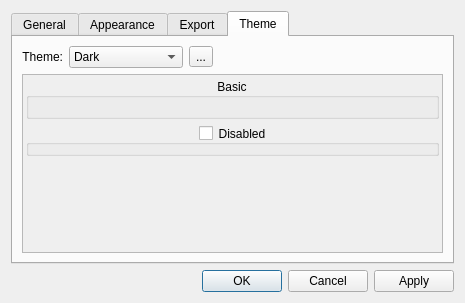
First picture: the form in src/gui/settings/settings_dialog.ui, repository albin-johansson/tactile, before the edit.
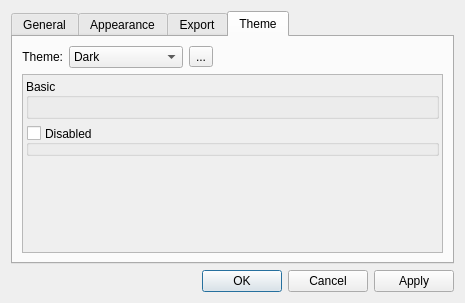
Second picture: the form after the edit.

What changed in the file:
```diff
--- a/src/gui/settings/settings_dialog.ui
+++ b/src/gui/settings/settings_dialog.ui
@@ -549,7 +549,7 @@
               <string>Basic</string>
              </property>
              <property name="alignment">
-              <set>Qt::AlignCenter</set>
+              <set>Qt::AlignLeading|Qt::AlignLeft|Qt::AlignVCenter</set>
              </property>
              <layout class="QFormLayout" name="basicGroupLayout"/>
             </widget>
@@ -560,7 +560,7 @@
               <string>Disabled</string>
              </property>
              <property name="alignment">
-              <set>Qt::AlignCenter</set>
+              <set>Qt::AlignLeading|Qt::AlignLeft|Qt::AlignVCenter</set>
              </property>
              <property name="checkable">
               <bool>true</bool>
```
Left out of the diff: 12 changed lines with no effect on the pictures.
